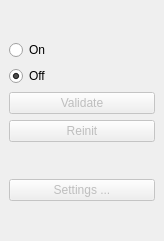
First picture: the form in Code/GUI/lib/ManualSegmentationDockWidget.ui, repository gofigure2/GoFigure2, before the edit.
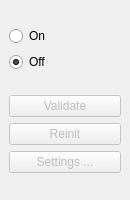
Second picture: the form after the edit.

Commit message: By default picking is disabled

Diff of the .ui file:
```diff
--- a/Code/GUI/lib/ManualSegmentationDockWidget.ui
+++ b/Code/GUI/lib/ManualSegmentationDockWidget.ui
@@ -6,14 +6,14 @@
    <rect>
     <x>0</x>
     <y>0</y>
-    <width>164</width>
-    <height>241</height>
+    <width>130</width>
+    <height>200</height>
    </rect>
   </property>
   <property name="minimumSize">
    <size>
-    <width>164</width>
-    <height>241</height>
+    <width>100</width>
+    <height>160</height>
    </size>
   </property>
   <property name="allowedAreas">
@@ -25,8 +25,6 @@
   <widget class="QWidget" name="dockWidgetContents">
    <layout class="QGridLayout" name="gridLayout">
     <item row="0" column="0">
-     <layout class="QVBoxLayout" name="verticalLayout_3">
-      <item>
        <layout class="QVBoxLayout" name="verticalLayout">
         <item>
          <widget class="QRadioButton" name="OnRBtn">
@@ -47,7 +45,7 @@
         </item>
        </layout>
       </item>
-      <item>
+    <item row="1" column="0">
        <layout class="QVBoxLayout" name="verticalLayout_2">
         <item>
          <widget class="QPushButton" name="ValidateBtn">
@@ -84,11 +82,7 @@
           </property>
          </widget>
         </item>
-       </layout>
-      </item>
-     </layout>
-    </item>
-    <item row="1" column="0">
+      <item>
      <widget class="QPushButton" name="SettingsBtn">
       <property name="enabled">
        <bool>false</bool>
@@ -100,6 +94,8 @@
        <string>Settings ...</string>
       </property>
      </widget>
+      </item>
+     </layout>
     </item>
    </layout>
   </widget>
```
Lines whose indentation alone changed are shown as unchanged. The commit also changes 2 other files.
